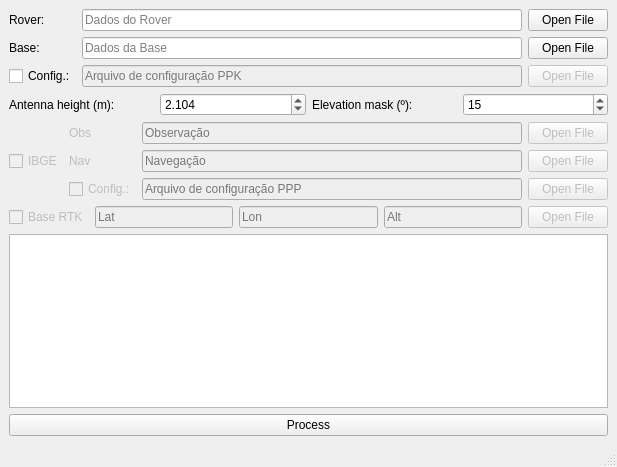
Before: the Qt Designer form app/rtkuser-qt/src/window.ui in HorusAeronaves/RTKLIB, drawn with Qt 5.
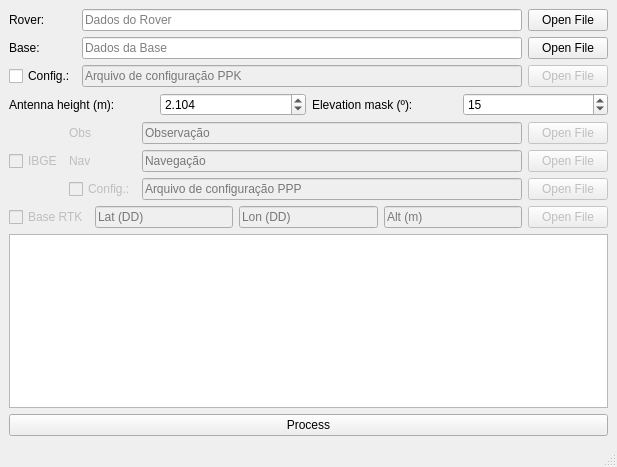
After: the same form once the commit is applied. Icons and pictures are not drawn.

Commit message: window: Add units to base rtk input

```diff
--- a/app/rtkuser-qt/src/window.ui
+++ b/app/rtkuser-qt/src/window.ui
@@ -276,7 +276,7 @@
            <string/>
           </property>
           <property name="placeholderText">
-           <string>Lat</string>
+           <string>Lat (DD)</string>
           </property>
          </widget>
         </item>
@@ -286,7 +286,7 @@
            <bool>false</bool>
           </property>
           <property name="placeholderText">
-           <string>Lon</string>
+           <string>Lon (DD)</string>
           </property>
          </widget>
         </item>
@@ -296,7 +296,7 @@
            <bool>false</bool>
           </property>
           <property name="placeholderText">
-           <string>Alt</string>
+           <string>Alt (m)</string>
           </property>
          </widget>
         </item>
```
